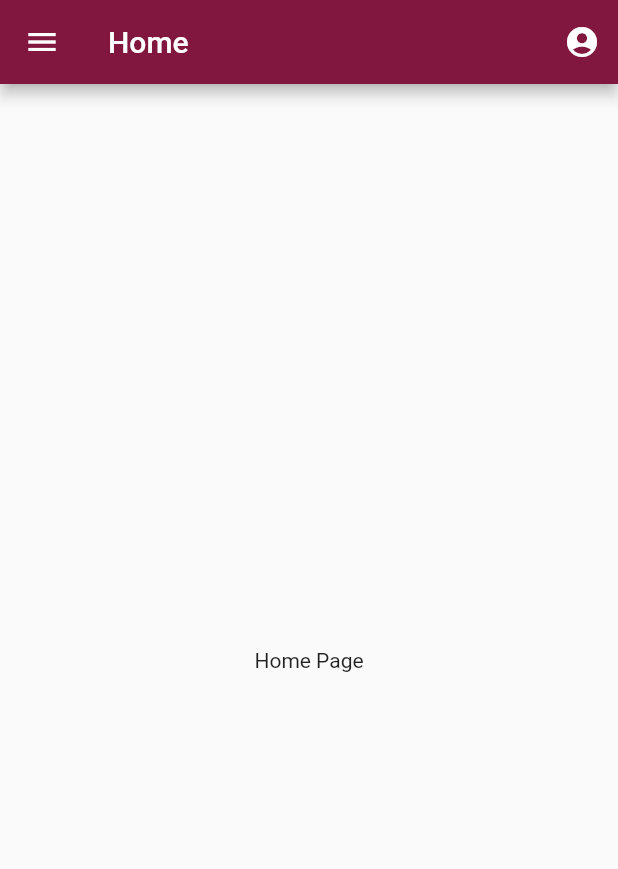
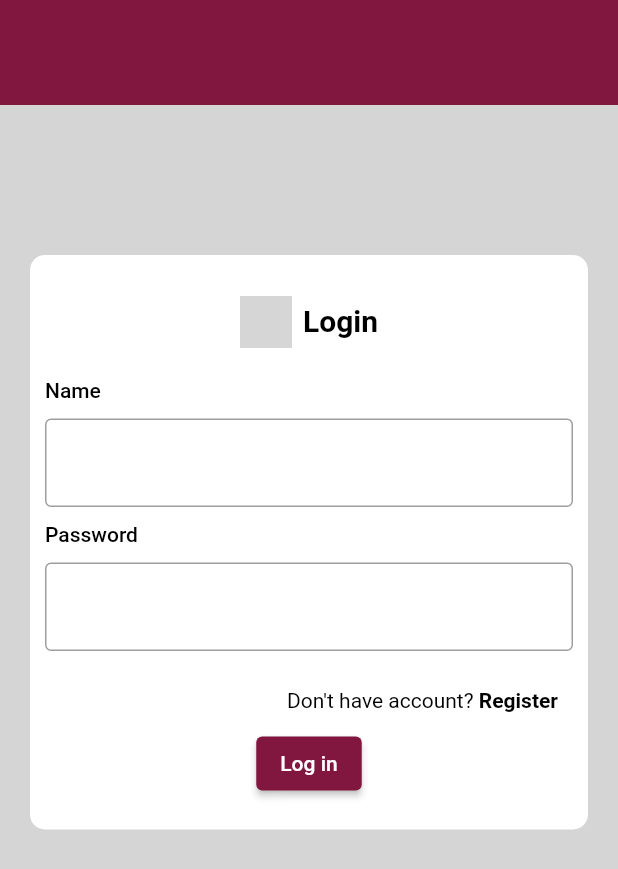
Before and after one commit to lk-sam/UTM-Schedular-V3.1, a Flutter app: the screen it shows after launch, on a phone screen of 412 x 824 dp. Shown: the top 869 px of the screen. Run offline on Flutter 3.47's test engine with Material 2 defaults, Android fonts, the phone set to English and light mode, and no system bars; network calls fail; grey boxes are pictures that could not be loaded.

Commit message:
add firebase

```diff
--- a/lib/constants/routes.dart
+++ b/lib/constants/routes.dart
@@ -4,3 +4,5 @@ const timetableRoute = '/timetable';
 const taskRoute = '/task';
 const editCourseRoute = '/edit-course';
 const courseListRoute = '/course-list';
+const loginRoute = '/login';
+const registerRoute = '/register';
--- a/lib/main.dart
+++ b/lib/main.dart
@@ -6,6 +6,8 @@ import 'package:utmschedular/screens/home_screen.dart';
 import 'package:utmschedular/screens/task_screen.dart';
 import 'package:utmschedular/screens/timetable_screen.dart';
 import 'package:utmschedular/screens/testing_course_page.dart';
+import 'package:utmschedular/screens/login_page.dart';
+
 void main() {
   runApp(const MyApp());
 }
@@ -20,7 +22,7 @@ class MyApp extends StatelessWidget {
       theme: ThemeData(
         primaryColor: const Color(0xFF81163F),
       ),
-      home: const HomePage(),
+      home: const LoginPage(),
       routes: {
         calendarRoute: (context) => const CalendarPage(),
         timetableRoute: (context) => const TimetablePage(),
@@ -78,7 +80,7 @@ class MyBlankApp extends StatelessWidget {
               ),
               ListTile(
                 title: Text('My Timetables'),
-                 onTap: () {
+                onTap: () {
                   print('Drawer My Timetable tapped');
                 },
               ),
--- /dev/null
+++ b/lib/screens/login_page.dart
@@ -0,0 +1,183 @@
+import 'package:flutter/material.dart';
+import 'package:utmschedular/screens/home_screen.dart';
+import 'package:utmschedular/screens/register_page.dart';
+
+class LoginPage extends StatefulWidget {
+  const LoginPage({super.key});
+
+  @override
+  State<LoginPage> createState() => _LoginPageState();
+}
+
+class _LoginPageState extends State<LoginPage> {
+  @override
+  Widget build(BuildContext context) {
+    return Scaffold(
+      body: Container(
+          width: MediaQuery.of(context).size.width,
+          height: MediaQuery.of(context).size.height,
+          decoration: BoxDecoration(color: Color.fromARGB(255, 214, 213, 213)),
+          child: SingleChildScrollView(
+              child: Column(
+            children: <Widget>[
+              Container(
+                //header
+                width: double.infinity,
+                height: 70,
+                decoration: const BoxDecoration(
+                  color: Color(0xff81163f),
+                ),
+              ),
+              Container(
+                  child: Container(
+                      margin: new EdgeInsets.symmetric(
+                          vertical: 100.0, horizontal: 20.0),
+                      //Login Box
+                      child: Align(
+                          alignment: Alignment.center,
+                          child: SizedBox(
+                              child: Container(
+                                  decoration: BoxDecoration(
+                                    borderRadius: BorderRadius.circular(10),
+                                    color: Color(0xffffffff),
+                                  ),
+                                  child: Column(children: [
+                                    Padding(
+                                        padding:
+                                            EdgeInsets.fromLTRB(20, 20, 20, 0),
+                                        child: Row(
+                                            mainAxisAlignment:
+                                                MainAxisAlignment.center,
+                                            children: [
+                                              Container(
+                                                //image logo
+                                                margin:
+                                                    const EdgeInsets.fromLTRB(
+                                                        0, 7, 7, 0),
+                                                width: 35,
+                                                height: 35,
+                                                child: Image.network(
+                                                  'https://upload.wikimedia.org/wikipedia/commons/8/81/UTM-LOGO.png',
+                                                  fit: BoxFit.cover,
+                                                ),
+                                              ),
+                                              Container(
+                                                  //Login Title
+                                                  margin:
+                                                      const EdgeInsets.fromLTRB(
+                                                          0, 7, 0, 0.24),
+                                                  child: const Text('Login',
+                                                      style: TextStyle(
+                                                        fontSize: 20,
+                                                        fontWeight:
+                                                            FontWeight.w600,
+                                                        height: 1.2125,
+                                                        color:
+                                                            Color(0xff000000),
+                                                      )))
+                                            ])),
+                                    Container(
+                                        padding:
+                                            EdgeInsets.fromLTRB(10, 20, 10, 10),
+                                        //Username
+                                        child: Row(
+                                            mainAxisAlignment:
+                                                MainAxisAlignment.start,
+                                            children: const [
+                                              Text('Name',
+                                                  style: TextStyle(
+                                                    fontSize: 14,
+                                                    fontWeight: FontWeight.w500,
+                                                    height: 1.2125,
+                                                    color: Color(0xff000000),
+                                                  ))
+                                            ])),
+                                    Container(
+                                        padding:
+                                            EdgeInsets.fromLTRB(10, 0, 10, 0),
+                                        //Username
+                                        child: Column(
+                                            crossAxisAlignment:
+                                                CrossAxisAlignment.start,
+                                            children: const [
+                                              TextField(
+                                                  decoration: InputDecoration(
+                                                border: OutlineInputBorder(),
+                                              ))
+                                            ])),
+                                    Container(
+                                        padding: EdgeInsets.all(10),
+                                        //Username
+                                        child: Row(
+                                            mainAxisAlignment:
+                                                MainAxisAlignment.start,
+                                            children: const [
+                                              Text('Password',
+                                                  style: TextStyle(
+                                                    fontSize: 14,
+                                                    fontWeight: FontWeight.w500,
+                                                    height: 1.2125,
+                                                    color: Color(0xff000000),
+                                                  ))
+                                            ])),
+                                    Container(
+                                        padding:
+                                            EdgeInsets.fromLTRB(10, 0, 10, 10),
+                                        //Username
+                                        child: Column(
+                                            crossAxisAlignment:
+                                                CrossAxisAlignment.start,
+                                            children: const [
+                                              TextField(
+                                                  decoration: InputDecoration(
+                                                border: OutlineInputBorder(
+                                                    borderSide: BorderSide(
+                                                        color:
+                                                            Color(0xff81163f))),
+                                              ))
+                                            ])),
+                                    Container(
+                                        padding:
+                                            EdgeInsets.fromLTRB(10, 15, 20, 10),
+                                        //Username
+                                        child: Row(
+                                            mainAxisAlignment:
+                                                MainAxisAlignment.end,
+                                            children: [signUpOption()])),
+                                    Container(
+                                        margin:
+                                            EdgeInsets.fromLTRB(0, 0, 0, 20),
+                                        child: ElevatedButton(
+                                          style: ElevatedButton.styleFrom(
+                                            backgroundColor: Color(0xff81163f),
+                                            shadowColor: Colors.black,
+                                          ),
+                                          onPressed: () {
+                                            Navigator.push(
+                                                context,
+                                                MaterialPageRoute(
+                                                    builder: (context) =>
+                                                        const HomePage()));
+                                          },
+                                          child: const Text('Log in'),
+                                        ))
+                                  ])))))),
+            ],
+          ))),
+    );
+  }
+
+  Row signUpOption() {
+    return Row(mainAxisAlignment: MainAxisAlignment.end, children: [
+      const Text("Don't have account? ", style: TextStyle(color: Colors.black)),
+      GestureDetector(
+        onTap: () {
+          Navigator.push(context,
+              MaterialPageRoute(builder: (context) => const RegisterPage()));
+        },
+        child: const Text("Register",
+            style: TextStyle(color: Colors.black, fontWeight: FontWeight.bold)),
+      )
+    ]);
+  }
+}
--- a/lib/widgets/class_schedule.dart
+++ b/lib/widgets/class_schedule.dart
@@ -6,7 +6,7 @@ class ClassSchedule extends StatelessWidget {
     return Column(
       crossAxisAlignment: CrossAxisAlignment.start,
       children: [
-        const Padding(
+         Padding(
           padding: EdgeInsets.all(8.0),
           child: Row(
             children: [
--- a/lib/widgets/course_catalog.dart
+++ b/lib/widgets/course_catalog.dart
@@ -6,7 +6,7 @@ class CourseCatalog extends StatelessWidget {
     return Column(
       crossAxisAlignment: CrossAxisAlignment.start,
       children: [
-        const Row(
+         Row(
           children: [
             Icon(Icons.book),
             SizedBox(width: 8),
--- a/pubspec.yaml
+++ b/pubspec.yaml
@@ -4,13 +4,15 @@ publish_to: 'none'
 version: 0.1.0
 
 environment:
-  sdk: '>=3.0.0-312.0.dev <4.0.0'
+  sdk: '>=2.18.6 <3.0.0'
 
 dependencies:
   flutter:
     sdk: flutter
   http: ^0.13.6
-
+  # Firebase auth and firebase core
+  firebase_core: ^2.13.1
+  firebase_auth: ^4.6.2
 
 dev_dependencies:
   flutter_test:
```
Also changed, not shown: lib/models/DTO/userDTO.dart (added, +21 -0 lines), lib/screens/register_page.dart (added, +241 -0 lines), lib/services/api_service.dart (+27 -19 lines), lib/widgets/class_screen.dart (+12 -14 lines), pubspec.lock, 6 other files.
